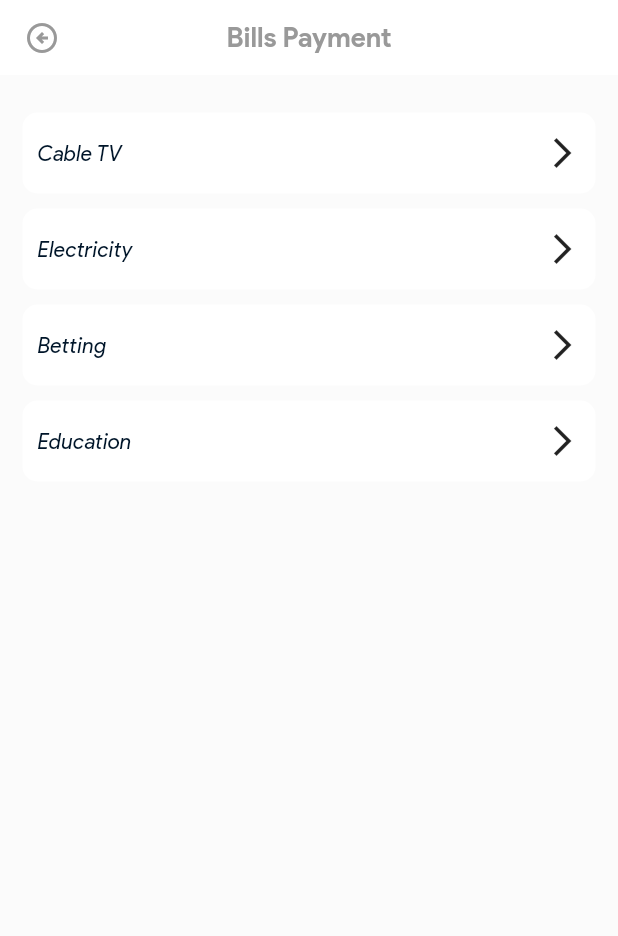
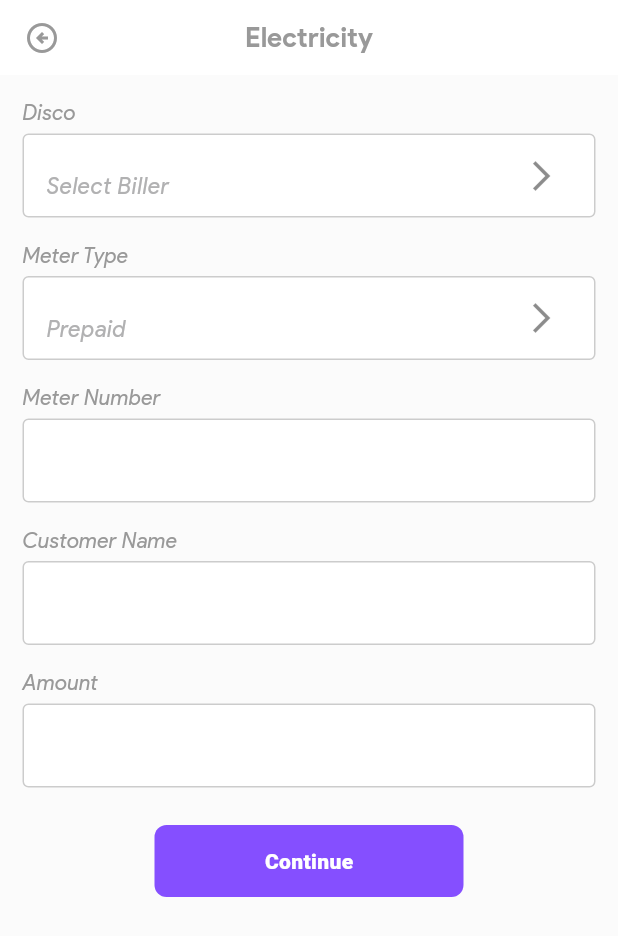
Before and after one commit to Achufam24/paylony-pos, a Flutter app: the BillsPaymentScreen screen opened by its route, after a tap on "Electricity", on a phone screen of 412 x 824 dp. Shown: the top 936 px of the screen. Run offline on Flutter 3.47's test engine with Material 3 defaults, Android fonts, the phone set to English and light mode, and no system bars; our stand-ins replace calendar_date_picker2, dio, dropdown_button2, flutter_screenutil, flutter_secure_storage, flutter_svg and 5 more; missing offline and left inert: flutter_animated_loadingkit, otp_pin_field; accounts and stored records are empty.

Commit message:
add bill payment sxcreen

```diff
--- /dev/null
+++ b/lib/features/billsPayment/screens/billConfirmationScreen.dart
@@ -0,0 +1,52 @@
+import 'package:flutter/material.dart';
+import 'package:flutter_screenutil/flutter_screenutil.dart';
+import 'package:gap/gap.dart';
+import 'package:paylony_pos/app/styles/fonts.dart';
+import 'package:paylony_pos/app/styles/styles.dart';
+import 'package:paylony_pos/app/views/widgets/widgets.dart';
+import 'package:paylony_pos/features/billsPayment/screens/billPin.screen.dart';
+
+class BillConfirmationScreen extends StatefulWidget {
+  final String title;
+  final String amount;
+  final String number;
+  final String name;
+  const BillConfirmationScreen({super.key, required this.title, required this.amount, required this.number, required this.name});
+
+  @override
+  State<BillConfirmationScreen> createState() => _BillConfirmationScreenState();
+}
+
+class _BillConfirmationScreenState extends State<BillConfirmationScreen> {
+  @override
+  Widget build(BuildContext context) {
+    return Scaffold(
+      appBar: PaylonyAppBarTwo(title: widget.title),
+      body: SafeArea(
+        child: Column(
+          children: [
+            Gap(30),
+            TextSemiBold(widget.title, color: AppColors.primaryColor,),
+            TextSemiBold('N${widget.amount}'),
+            Gap(30),
+            TextSemiBold(widget.number),
+            TextSemiBold(widget.name),
+            Gap(25),
+            Center(
+              child: SizedBox(
+                width: 180.w,
+                child: BusyButton(title: "Proceed", onTap: () {
+                   Navigator.push(
+                        context,
+                        MaterialPageRoute(builder: (context) => BillPinScreen(amount: widget.amount,)),
+                      );
+                }),
+              ),
+            )
+
+          ],
+        ),
+      ),
+    );
+  }
+}
--- a/lib/features/billsPayment/screens/billsPaymentScreen.dart
+++ b/lib/features/billsPayment/screens/billsPaymentScreen.dart
@@ -3,6 +3,8 @@ import 'package:flutter/material.dart';
 import 'package:gap/gap.dart';
 import 'package:paylony_pos/app/styles/styles.dart';
 import 'package:paylony_pos/app/views/widgets/widgets.dart';
+import 'package:paylony_pos/features/billsPayment/screens/betting/bettingProvider.screen.dart';
+import 'package:paylony_pos/features/billsPayment/screens/electricity.screen.dart';
 
 class BillsPaymentScreen extends StatelessWidget {
   const BillsPaymentScreen({super.key});
@@ -40,10 +42,10 @@ class BillsPaymentScreen extends StatelessWidget {
             Gap(10),
              TouchableOpacity(
               onTap: () {
-                // Navigator.push(
-                //   context,
-                //   MaterialPageRoute(builder: (context) => const AmountWithdrawalScreen()),
-                // );
+                Navigator.push(
+                  context,
+                  MaterialPageRoute(builder: (context) => const ElectricityProvidersScreen()),
+                );
               },
               child: Container(
                 padding: const EdgeInsets.symmetric(vertical: 15, horizontal: 10),
@@ -63,10 +65,10 @@ class BillsPaymentScreen extends StatelessWidget {
             Gap(10),
             TouchableOpacity(
               onTap: () {
-                // Navigator.push(
-                //   context,
-                //   MaterialPageRoute(builder: (context) => const AmountWithdrawalScreen()),
-                // );
+                Navigator.push(
+                  context,
+                  MaterialPageRoute(builder: (context) => const BettingProvider()),
+                );
               },
               child: Container(
                 padding: const EdgeInsets.symmetric(vertical: 15, horizontal: 10),
--- /dev/null
+++ b/lib/features/billsPayment/screens/electricity.screen.dart
@@ -0,0 +1,253 @@
+import 'package:flutter/foundation.dart';
+import 'package:flutter/material.dart';
+import 'package:flutter_screenutil/flutter_screenutil.dart';
+import 'package:gap/gap.dart';
+import 'package:paylony_pos/app/styles/app_colors.dart';
+import 'package:paylony_pos/app/styles/fonts.dart';
+import 'package:paylony_pos/app/views/widgets/app_bar_two.dart';
+import 'package:dropdown_button2/dropdown_button2.dart';
+import 'package:paylony_pos/app/views/widgets/widgets.dart';
+import 'package:paylony_pos/core/constants/textfield.dart';
+import 'package:paylony_pos/features/billsPayment/screens/billConfirmationScreen.dart';
+
+class ElectricityProvidersScreen extends StatefulWidget {
+  const ElectricityProvidersScreen({super.key});
+
+  @override
+  State<ElectricityProvidersScreen> createState() => _ElectricityProvidersScreenState();
+}
+
+class _ElectricityProvidersScreenState extends State<ElectricityProvidersScreen> {
+
+  final List<String> genderItems = [
+  'Abuja Eletric',
+  'Ikeja Electricty',
+  'Ibadan Electricity',
+  'Abuja Electricity'
+];
+
+final List<String> meterType = [
+  'Prepaid',
+  'Postpaid'
+];
+
+String? selectedValue;
+
+String? selectedMeterType;
+
+final _formKey = GlobalKey<FormState>();
+
+final amountController = TextEditingController();
+final customer = TextEditingController();
+final number = TextEditingController();
+
+@override
+  void initState() {
+    selectedValue = genderItems.first;
+    super.initState();
+  }
+
+  @override
+  Widget build(BuildContext context) {
+    return Scaffold(
+      appBar: const PaylonyAppBarTwo(title: "Electricity"),
+      body: SingleChildScrollView(
+        padding: const EdgeInsets.symmetric(horizontal: 15),
+        child: Form(
+          key: _formKey,
+          child: Column(
+            crossAxisAlignment: CrossAxisAlignment.start,
+            children: [
+              const Gap(15),
+              TextSemiBold("Disco", color: AppColors.primaryGrey, fontSize: 14,),
+              const Gap(4),
+               DropdownButtonFormField2<String>(
+                isExpanded: true,
+                decoration: textInputDecoration.copyWith(
+                  fillColor: AppColors.white,
+                  hintText: 'Select Biller',
+                  border: const OutlineInputBorder(borderSide: BorderSide(width: 1.0, color: AppColors.primaryGrey)),
+                  enabledBorder: OutlineInputBorder(borderSide: BorderSide(width: 1.0, color: AppColors.primaryGrey.withOpacity(0.5))),
+                ),
+                items: genderItems
+                    .map((item) => DropdownMenuItem<String>(
+                          value: item,
+                          child: Row(
+                            children: [
+                              Icon(Icons.account_balance),
+                              Gap(6),
+                              Text(
+                                item,
+                                style: const TextStyle(
+                                  fontSize: 14,
+                                ),
+                              ),
+                            ],
+                          ),
+                        ))
+                    .toList(),
+                validator: (value) {
+                  if (value == null) {
+                    return 'Please select disco.';
+                  }
+                  return null;
+                },
+                onChanged: (value) {
+                  //Do something when selected item is changed.
+                },
+                onSaved: (value) {
+                  selectedValue = value.toString();
+                },
+                buttonStyleData: const ButtonStyleData(
+                  padding: EdgeInsets.only(right: 8),
+                ),
+                iconStyleData: const IconStyleData(
+                  icon: Icon(
+                    Icons.arrow_forward_ios_outlined,
+                    color: Colors.black45,
+                  ),
+                  iconSize: 24,
+                ),
+                dropdownStyleData: DropdownStyleData(
+                  decoration: BoxDecoration(
+                    borderRadius: BorderRadius.circular(15),
+                  ),
+                ),
+                menuItemStyleData: const MenuItemStyleData(
+                  padding: EdgeInsets.symmetric(horizontal: 10),
+                ),
+              ),
+              Gap(15),
+              Visibility(
+                visible: selectedValue!.isEmpty ? false: true,
+                child: Column(
+                crossAxisAlignment: CrossAxisAlignment.start,
+                children: [
+                   TextSemiBold("Meter Type", color: AppColors.primaryGrey, fontSize: 14,),
+              const Gap(4),
+               DropdownButtonFormField2<String>(
+                isExpanded: true,
+                decoration: textInputDecoration.copyWith(
+                  fillColor: AppColors.white,
+                  hintText: 'Prepaid',
+                  border: const OutlineInputBorder(borderSide: BorderSide(width: 1.0, color: AppColors.primaryGrey)),
+                  enabledBorder: OutlineInputBorder(borderSide: BorderSide(width: 1.0, color: AppColors.primaryGrey.withOpacity(0.5))),
+                ),
+                items: meterType
+                    .map((item) => DropdownMenuItem<String>(
+                          value: item,
+                          child: Text(
+                            item,
+                            style: const TextStyle(
+                              fontSize: 14,
+                            ),
+                          ),
+                        ))
+                    .toList(),
+                validator: (value) {
+                  if (value == null) {
+                    return 'Please select disco.';
+                  }
+                  return null;
+                },
+                onChanged: (value) {
+                  //Do something when selected item is changed.
+                },
+                onSaved: (value) {
+                  selectedMeterType = value.toString();
+                },
+                buttonStyleData: const ButtonStyleData(
+                  padding: EdgeInsets.only(right: 8),
+                ),
+                iconStyleData: const IconStyleData(
+                  icon: Icon(
+                    Icons.arrow_forward_ios_outlined,
+                    color: Colors.black45,
+                  ),
+                  iconSize: 24,
+                ),
+                dropdownStyleData: DropdownStyleData(
+                  decoration: BoxDecoration(
+                    borderRadius: BorderRadius.circular(15),
+                  ),
+                ),
+                menuItemStyleData: const MenuItemStyleData(
+                  padding: EdgeInsets.symmetric(horizontal: 10),
+                ),
+              ),
+              Gap(15),
+              TextSemiBold("Meter Number", color: AppColors.primaryGrey, fontSize: 14,),
+              const Gap(4),
+              TextFormField(
+                controller: number,
+                validator: (value) {
+                  if (value == null) {
+                    return 'Please select meter no.';
+                  }
+                  return null;
+                },
+                decoration: textInputDecoration.copyWith(
+                  fillColor: AppColors.white,
+                  border: const OutlineInputBorder(borderSide: BorderSide(width: 1.0, color: AppColors.primaryGrey)),
+                  enabledBorder: OutlineInputBorder(borderSide: BorderSide(width: 1.0, color: AppColors.primaryGrey.withOpacity(0.5))),
+                ),
+              ),
+              Gap(15),
+              TextSemiBold("Customer Name", color: AppColors.primaryGrey, fontSize: 14,),
+              const Gap(4),
+              TextFormField(
+                controller: customer,
+                validator: (value) {
+                  if (value == null) {
+                    return 'Please select customer name.';
+                  }
+                  return null;
+                },
+                decoration: textInputDecoration.copyWith(
+                  fillColor: AppColors.white,
+                  border: const OutlineInputBorder(borderSide: BorderSide(width: 1.0, color: AppColors.primaryGrey)),
+                  enabledBorder: OutlineInputBorder(borderSide: BorderSide(width: 1.0, color: AppColors.primaryGrey.withOpacity(0.5))),
+                ),
+              ),
+              Gap(15),
+              TextSemiBold("Amount", color: AppColors.primaryGrey, fontSize: 14,),
+              const Gap(4),
+              TextFormField(
+                controller: amountController,
+                validator: (value) {
+                  if (value == null) {
+                    return 'Please select amount.';
+                  }
+                  return null;
+                },
+                decoration: textInputDecoration.copyWith(
+                  fillColor: AppColors.white,
+                  border: const OutlineInputBorder(borderSide: BorderSide(width: 1.0, color: AppColors.primaryGrey)),
+                  enabledBorder: OutlineInputBorder(borderSide: BorderSide(width: 1.0, color: AppColors.primaryGrey.withOpacity(0.5))),
+                ),
+              ),
+              Gap(25),
+              Center(
+                child: SizedBox(
+                  width: 180.w,
+                  child: BusyButton(title: "Continue", onTap:() {
+                    if (_formKey.currentState!.validate()) {
+                      Navigator.push(
+                    context,
+                    MaterialPageRoute(builder: (context) => BillConfirmationScreen(title: "Electricity", amount: amountController.text, number: number.text, name: customer.text)),
+                  );
+                    }
+
+                  },),
+                ),
+              ),
+              Gap(25)
+                ],
+              ))
+            ],
+          ),
+        ),
+      ),
+    );
+  }
+}
--- a/pubspec.yaml
+++ b/pubspec.yaml
@@ -29,6 +29,7 @@ dependencies:
   flutter_screenutil: ^5.9.0
   otp_pin_field: ^1.2.2
   calendar_date_picker2: ^0.5.3
+  dropdown_button2: ^2.3.9
 
 dev_dependencies:
   flutter_test:
```
Also changed, not shown: lib/features/billsPayment/screens/betting/bettingProvider.screen.dart (added, +217 -0 lines), lib/features/billsPayment/screens/billPin.screen.dart (added, +71 -0 lines), lib/features/billsPayment/transactionSuccess.dart (added, +27 -0 lines), pubspec.lock.
